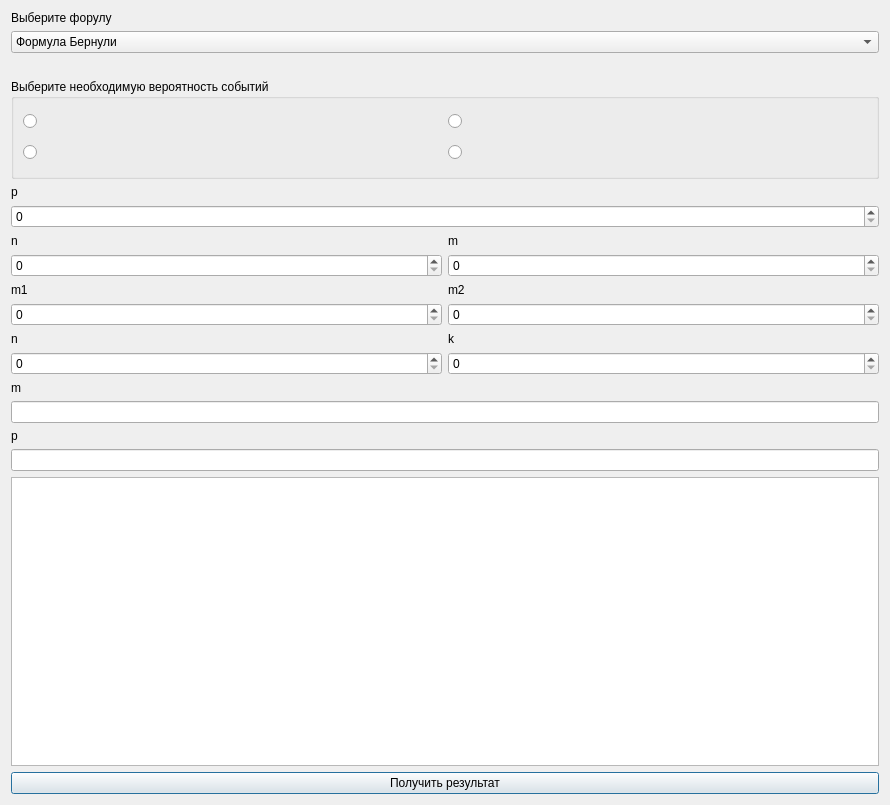
VooDooPumpkin/TVLab3, file mainwindow.ui: the form before one commit.
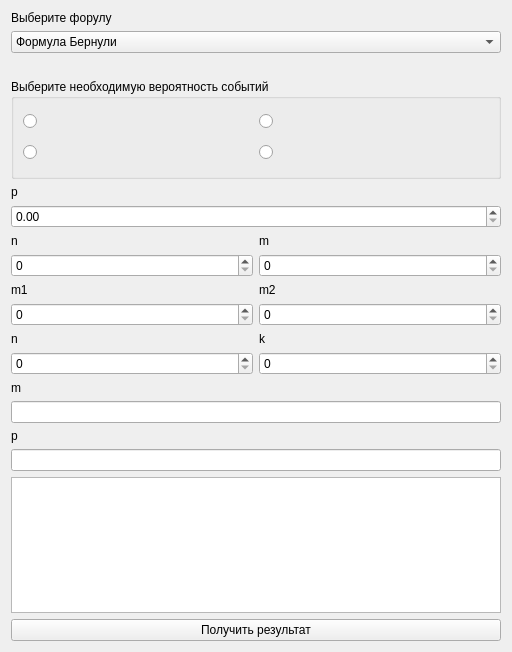
The form after the commit. Icons and pictures are not drawn.

Commit message: finished bernuli and polinomal, but needs labels

The edit to the form file:
```diff
--- a/mainwindow.ui
+++ b/mainwindow.ui
@@ -6,8 +6,8 @@
    <rect>
     <x>0</x>
     <y>0</y>
-    <width>890</width>
-    <height>805</height>
+    <width>512</width>
+    <height>652</height>
    </rect>
   </property>
   <property name="windowTitle">
@@ -305,7 +305,7 @@
         </widget>
        </item>
        <item>
-        <widget class="QSpinBox" name="bernP"/>
+        <widget class="QDoubleSpinBox" name="bernP"/>
        </item>
       </layout>
      </item>
@@ -447,6 +447,9 @@
      <property name="text">
       <string>Получить результат</string>
      </property>
+     <property name="autoDefault">
+      <bool>false</bool>
+     </property>
     </widget>
    </item>
   </layout>
```
The commit also changes 2 other files.
